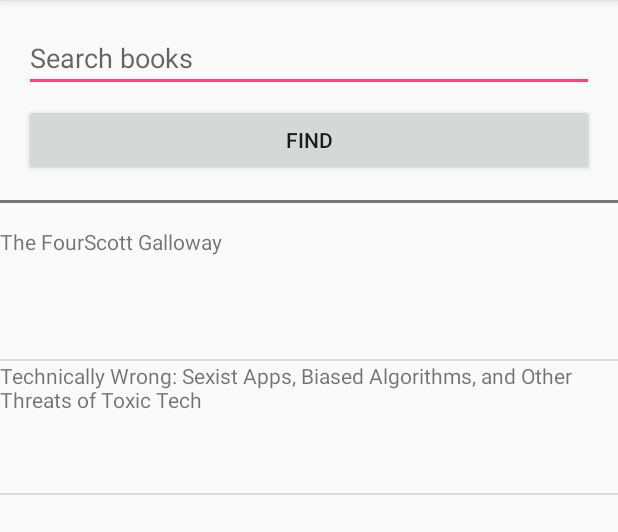
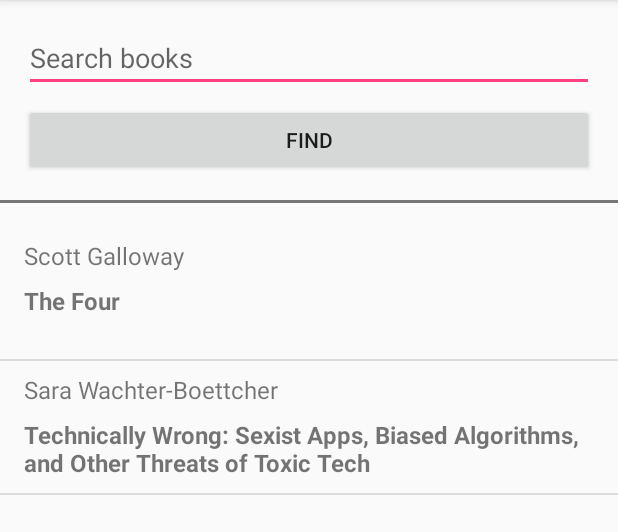
Before and after one commit to Fine-ants/BookSearchPracticeProject, an Android app: the screen it shows after launch (BookSearchActivity), after a tap on "FIND", on a phone screen of 412 x 824 dp, the part 84-616 px from its top. Run offline under Robolectric (Android 15) with nearby library versions, the phone set to English and light mode, and no system bars.

Commit message:
added some visual polish to list_item.xml

```diff
--- a/app/src/main/res/layout/list_item.xml
+++ b/app/src/main/res/layout/list_item.xml
@@ -3,17 +3,28 @@
     android:layout_width="match_parent"
     android:layout_height="88dp"
     xmlns:tools="http://schemas.android.com/tools"
-    android:orientation="horizontal">
+    android:orientation="vertical">
+
+
+    <TextView
+        android:id="@+id/author"
+        android:layout_width="wrap_content"
+        android:layout_height="wrap_content"
+        android:layout_marginStart="16dp"
+        android:layout_marginEnd="16dp"
+        android:layout_marginTop="8dp"
+        android:textSize="16sp"
+        tools:text="author"/>
 
     <TextView
         android:id="@+id/title"
         android:layout_width="wrap_content"
         android:layout_height="wrap_content"
+        android:layout_marginStart="16dp"
+        android:layout_marginEnd="16dp"
+        android:layout_marginTop="8dp"
+        android:textSize="16sp"
+        android:textStyle="bold"
         tools:text="title"/>
 
-    <TextView
-        android:id="@+id/author"
-        android:layout_width="wrap_content"
-        android:layout_height="wrap_content" />
-
 </LinearLayout>
```
